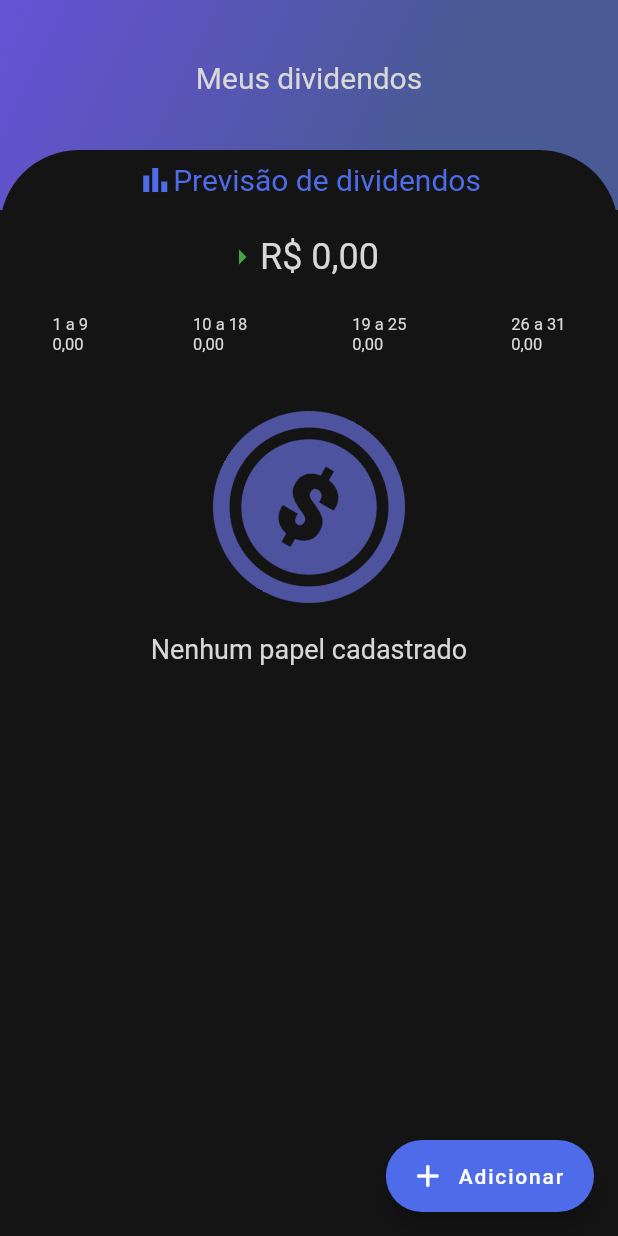
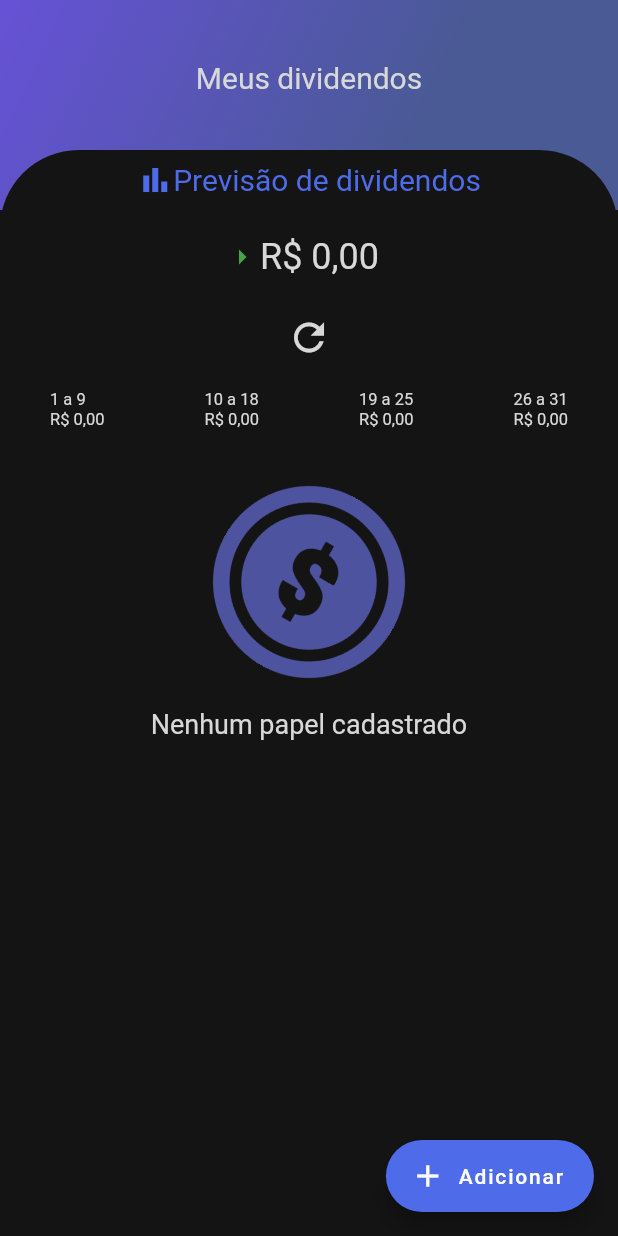
Before and after one commit to VictorMagosso/DividendMine, a Flutter app: the screen it shows after launch, on a phone screen of 412 x 824 dp. Run offline on Flutter 3.47's test engine with Material 2 defaults, Android fonts, the phone set to English and light mode, and no system bars; our stand-ins replace flutter_masked_text, google_fonts, sqflite; accounts and stored records are empty.

Commit message:
ajuste refresh

```diff
--- a/lib/controller/stock_controller.dart
+++ b/lib/controller/stock_controller.dart
@@ -7,7 +7,7 @@
   static DatabaseHelper db = DatabaseHelper();
 
   double totalDividend = 0;
-  List<dynamic> dividendByInterval = [];
+  ValueNotifier<List<dynamic>> dividendByInterval = ValueNotifier([]);
   List<Stock> allStocks = [];
 
   Future<bool> persistStock(Stock stock) async {
@@ -21,9 +21,9 @@
     return await db.delete(id);
   }
 
-  FutureOr<void> updateStock(int id, Stock stock) async {
+  FutureOr<bool> updateStock(int id, Stock stock) async {
     stock.id = id;
-    await db.update(stock);
+    return await db.update(stock);
   }
 
   FutureOr<List<Stock>> getAllStocks() async {
@@ -50,11 +50,10 @@
       return 0;
     }
     totalDividend = allDividends.reduce((a, b) => a + b);
-    notifyListeners();
     return totalDividend;
   }
 
-  void sumAllDividendByMonth() async {
+  Future<dynamic> sumAllDividendByMonth() async {
     var begin = [1, 2, 3, 4, 5, 6, 7, 8, 9];
     var firstQuarter = [10, 11, 12, 13, 14, 15, 16, 17, 18];
     var lastQuarter = [19, 20, 21, 22, 23, 24, 25];
@@ -107,8 +106,8 @@
         : tempObj['end'] = 0.0;
 
     objList.add(tempObj);
-
-    dividendByInterval = objList;
+    dividendByInterval.value = objList;
     notifyListeners();
+    return dividendByInterval.value;
   }
 }
--- a/lib/core/app_widgets.dart
+++ b/lib/core/app_widgets.dart
@@ -1,19 +1,11 @@
-import 'package:DividendMine/controller/stock_controller.dart';
-import 'package:DividendMine/pages/add_stock_page.dart';
-import 'package:DividendMine/pages/home_page.dart';
 import 'package:DividendMine/splash/splash_page.dart';
 import 'package:flutter/material.dart';
 import 'package:flutter_localizations/flutter_localizations.dart';
-import 'package:provider/provider.dart';
 
 class AppWidget extends StatelessWidget {
   @override
   Widget build(BuildContext context) {
-    return MultiProvider(
-      providers: [
-        ChangeNotifierProvider<StockController>.value(value: StockController())
-      ],
-      child: MaterialApp(
+    return MaterialApp(
         localizationsDelegates: [
           GlobalMaterialLocalizations.delegate,
           GlobalWidgetsLocalizations.delegate
@@ -23,7 +15,6 @@
         ],
         title: "DividendMine",
         home: SplashScreen(),
-          debugShowCheckedModeBanner: false),
-    );
+        debugShowCheckedModeBanner: false);
   }
 }
--- a/lib/home/widgets/app_bar/app_bar_widget.dart
+++ b/lib/home/widgets/app_bar/app_bar_widget.dart
@@ -1,5 +1,3 @@
-import 'dart:collection';
-
 import 'package:DividendMine/home/widgets/sum_up/sum_app.dart';
 
 import '../../../core/core.dart';
--- a/lib/home/widgets/stock_cards/stock_cards.dart
+++ b/lib/home/widgets/stock_cards/stock_cards.dart
@@ -6,14 +6,10 @@
 import 'package:DividendMine/core/core.dart';
 import 'package:DividendMine/home/widgets/sum_up/sum_app.dart';
 import 'package:DividendMine/model/stock.dart';
-import 'package:DividendMine/pages/home_page.dart';
 import 'package:DividendMine/utils/format_handler.dart';
 import 'package:flutter/material.dart';
-import 'package:flutter/scheduler.dart';
 import 'package:flutter/services.dart';
 import 'package:flutter_masked_text/flutter_masked_text.dart';
-import 'package:intl/intl.dart';
-import 'package:provider/provider.dart';
 
 class StockCardWidget extends StatefulWidget {
   @override
@@ -65,15 +61,11 @@
     return allStocks.length != 0
         ? Expanded(
             child: RefreshIndicator(
-              child: Consumer<StockController>(
-                builder: (context, value, child) {
-                  return ListView.builder(
-                    padding: EdgeInsets.symmetric(horizontal: 14),
-                    itemCount: allStocks.length,
-                    itemBuilder: (context, index) {
-                      return _allStocks(context, index);
-                    },
-                  );
+              child: ListView.builder(
+                padding: EdgeInsets.symmetric(horizontal: 14),
+                itemCount: allStocks.length,
+                itemBuilder: (context, index) {
+                  return _allStocks(context, index);
                 },
               ),
               onRefresh: _getStocks,
--- a/lib/home/widgets/sum_up/sum_app.dart
+++ b/lib/home/widgets/sum_up/sum_app.dart
@@ -1,13 +1,10 @@
-import 'dart:async';
 import 'dart:ui';
 
 import 'package:DividendMine/controller/stock_controller.dart';
 import 'package:DividendMine/core/app_colors.dart';
-import 'package:DividendMine/core/app_gradients.dart';
 import 'package:DividendMine/core/app_texts.dart';
 import 'package:DividendMine/utils/format_handler.dart';
 import 'package:flutter/material.dart';
-import 'package:intl/intl.dart';
 
 class SumUp extends StatefulWidget {
   @override
--- a/lib/pages/home_page.dart
+++ b/lib/pages/home_page.dart
@@ -1,11 +1,8 @@
-import 'dart:async';
-
 import 'package:DividendMine/controller/stock_controller.dart';
 import 'package:DividendMine/home/widgets/app_bar/app_bar_widget.dart';
 import 'package:DividendMine/home/widgets/stock_cards/stock_cards.dart';
 import 'package:DividendMine/pages/add_stock_page.dart';
 import 'package:DividendMine/utils/format_handler.dart';
-import 'package:provider/provider.dart';
 import '../core/core.dart';
 import 'package:flutter/material.dart';
 
@@ -20,64 +17,83 @@
   String _labelFab = 'Adicionar';
   Color _fabBgColor = AppColors.secondary;
   Icon _icon = Icon(Icons.add);
+  //controllers
   var stockController = StockController();
+
   var dividends = [];
   var formatHandler = MoneyFormatter();
 
   Future<void> _dividendsByInterval() async {
-    stockController.sumAllDividendByMonth();
+    await stockController.sumAllDividendByMonth();
+  }
+
+  @override
+  void initState() {
+    _dividendsByInterval();
+    super.initState();
+    fetchDividendsByInterval();
+  }
+
+  void fetchDividendsByInterval() {
+    stockController.dividendByInterval.addListener(() {
+      setState(() {});
+    });
   }
 
   @override
   Widget build(BuildContext context) {
-    _dividendsByInterval();
-
     return Scaffold(
         appBar: AppBarWidget(),
-        body: Consumer<StockController>(
-          builder: (context, stockController, widget) {
-            return Column(
+        body: Column(
           children: [
+            GestureDetector(
+              onTap: () => _refreshDividends(),
+              child: Padding(
+                padding: const EdgeInsets.only(bottom: 20),
+                child: Icon(
+                  Icons.refresh,
+                  color: AppColors.accent,
+                  size: 30,
+                ),
+              ),
+            ),
             Padding(
                 padding: const EdgeInsets.only(bottom: 18),
                 child: Row(
                   mainAxisAlignment: MainAxisAlignment.spaceAround,
                   children: [
                     Text(
-                        stockController.dividendByInterval.isNotEmpty
-                            ? '1 a 9\n${formatHandler.moneyHandler(stockController.dividendByInterval[0]['begin'])}'
+                      stockController.dividendByInterval.value.isNotEmpty
+                          ? '1 a 9\n${formatHandler.moneyHandler(stockController.dividendByInterval.value[0]['begin'])}'
                               .toString()
                           : '1 a 9\n0,00',
                       style: AppTextStyles.monthText,
                     ),
                     Text(
-                        stockController.dividendByInterval.isNotEmpty
-                            ? '10 a 18\n${formatHandler.moneyHandler(stockController.dividendByInterval[0]['firstQuarter'])}'
+                      stockController.dividendByInterval.value.isNotEmpty
+                          ? '10 a 18\n${formatHandler.moneyHandler(stockController.dividendByInterval.value[0]['firstQuarter'])}'
                               .toString()
                           : '10 a 18\n0,00',
                       style: AppTextStyles.monthText,
                     ),
                     Text(
-                        stockController.dividendByInterval.isNotEmpty
-                            ? '19 a 25\n${formatHandler.moneyHandler(stockController.dividendByInterval[0]['lastQuarter'])}'
+                      stockController.dividendByInterval.value.isNotEmpty
+                          ? '19 a 25\n${formatHandler.moneyHandler(stockController.dividendByInterval.value[0]['lastQuarter'])}'
                               .toString()
                           : '19 a 25\n0,00',
                       style: AppTextStyles.monthText,
                     ),
                     Text(
-                        stockController.dividendByInterval.isNotEmpty
-                            ? '26 a 31\n${formatHandler.moneyHandler(stockController.dividendByInterval[0]['end'])}'
+                      stockController.dividendByInterval.value.isNotEmpty
+                          ? '26 a 31\n${formatHandler.moneyHandler(stockController.dividendByInterval.value[0]['end'])}'
                               .toString()
                           : '26 a 31\n0,00',
                       style: AppTextStyles.monthText,
                     ),
                   ],
-                  ),
-                ),
+                )),
             StockCardWidget(),
           ],
-            );
-          },
         ),
         backgroundColor: AppColors.primaryLight,
         floatingActionButton: FloatingActionButton.extended(
@@ -106,4 +122,10 @@
       ),
     );
   }
+
+  void _refreshDividends() {
+    setState(() {
+      stockController.sumAllDividendByMonth();
+    });
   }
+}
```
Also changed, not shown: lib/pages/add_stock_page.dart (+7 -7 lines). Lines whose indentation alone changed are shown as unchanged.
